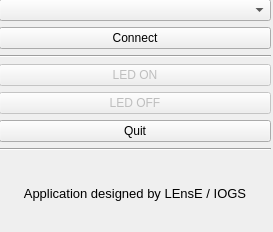
Before: the Qt Designer form SerialComm/Step2_PyQt_send/Python_to_Nucleo_ihm_v1.ui in IOGS-LEnsE-embedded/Python_SupOpLibraries, drawn with Qt 5.
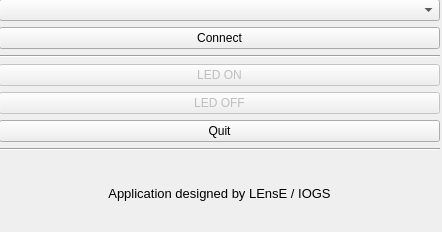
After: the same form once the commit is applied.

```diff
--- a/SerialComm/Step2_PyQt_send/Python_to_Nucleo_ihm_v1.ui
+++ b/SerialComm/Step2_PyQt_send/Python_to_Nucleo_ihm_v1.ui
@@ -6,7 +6,7 @@
    <rect>
     <x>0</x>
     <y>0</y>
-    <width>273</width>
+    <width>442</width>
     <height>232</height>
    </rect>
   </property>
@@ -19,7 +19,7 @@
      <rect>
       <x>-1</x>
       <y>-1</y>
-      <width>272</width>
+      <width>441</width>
       <height>231</height>
      </rect>
     </property>
```
